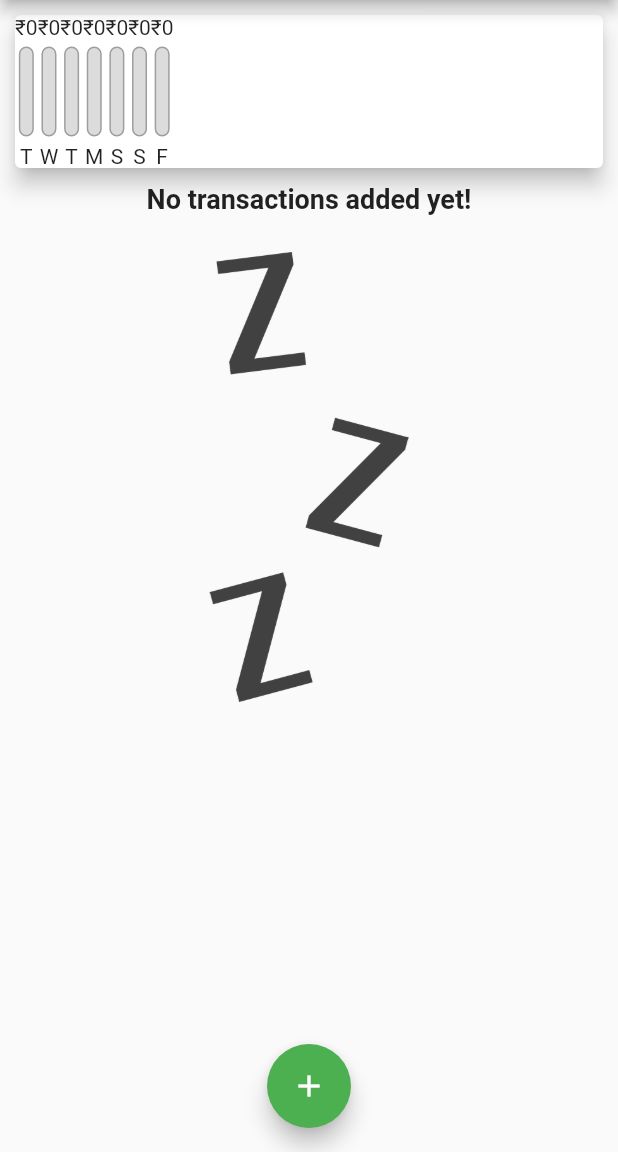
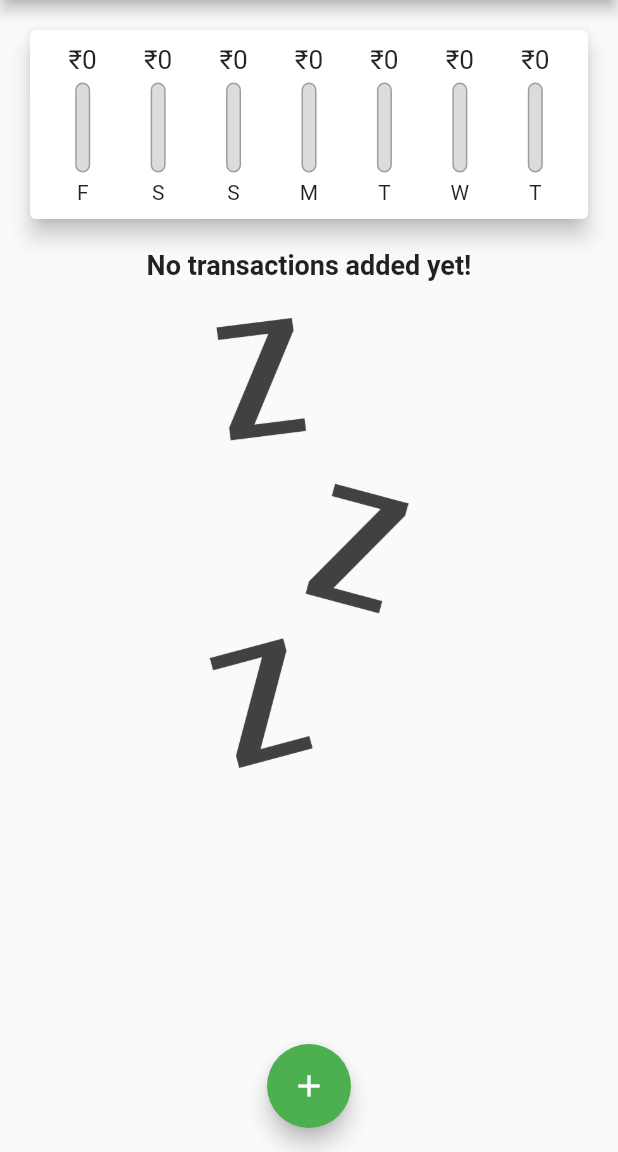
Before and after one commit to Rishab75695/expense_tracker, a Flutter app: the screen it shows after launch, on a phone screen of 412 x 824 dp, the part 84-1236 px from its top. Run offline on Flutter 3.47's test engine with Material 2 defaults, Android fonts, the phone set to English and light mode, and no system bars; Roboto replaces fonts that are missing (OpenSans, Opensans).

Commit message:
almost done

```diff
--- a/lib/widgets/chart.dart
+++ b/lib/widgets/chart.dart
@@ -29,7 +29,7 @@ class Chart extends StatelessWidget {
         'day': DateFormat.E().format(weekDay).substring(0, 1),
         'amount': totalSum
       };
-    });
+    }).reversed.toList();
   }
 
   double get totalSpending {
@@ -43,15 +43,22 @@ class Chart extends StatelessWidget {
     print(groupedTransactionValues);
     return Card(
       elevation: 6,
-      margin: EdgeInsets.all(10),
+      margin: EdgeInsets.all(20),
+      child: Padding(
+        padding: EdgeInsets.all(10),
         child: Row(
+          mainAxisAlignment: MainAxisAlignment.spaceAround,
           children: groupedTransactionValues.map((data) {
-          return ChartBar(
+            return Flexible(
+              fit: FlexFit.tight,
+              child: ChartBar(
                 data['day'],
                 data['amount'],
                 totalSpending == 0.0 ? 0.0: data['amount'] / totalSpending,
+              ),
             );
           }).toList(),
+        ),
       ),
     );
   }
--- a/lib/widgets/chart_bar.dart
+++ b/lib/widgets/chart_bar.dart
@@ -11,7 +11,12 @@ class ChartBar extends StatelessWidget {
   Widget build(BuildContext context) {
     return Column(
       children: <Widget>[
-        Text('₹${spendingAmount.toStringAsFixed(0)}'),
+        Container(
+          height: 20,
+          child: FittedBox(
+            child: Text('₹${spendingAmount.toStringAsFixed(0)}'),
+          ),
+        ),
         SizedBox(
           height: 5,
         ),
```
Also changed, not shown: lib/widgets/transaction_list.dart (+17 -35 lines). Lines whose indentation alone changed are shown as unchanged.
